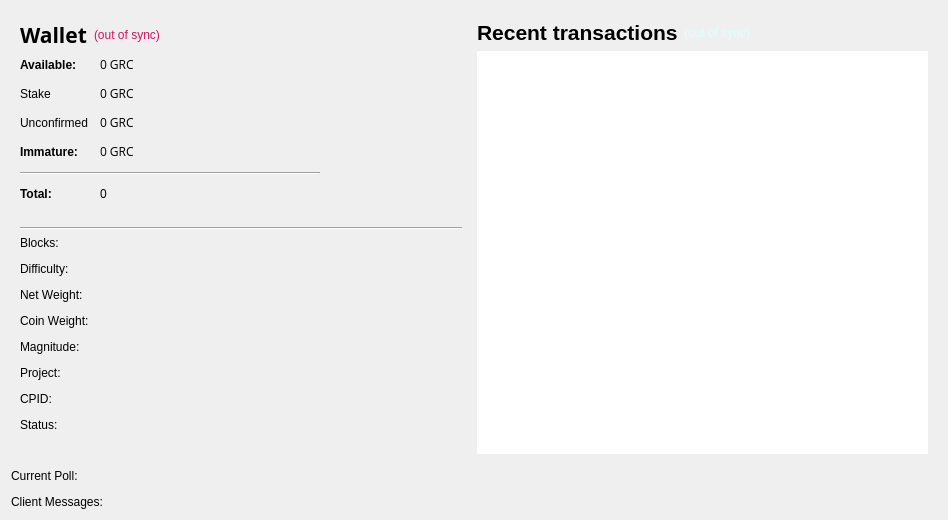
Qt form src/qt/forms/overviewpage.ui (gridcoin-community/Gridcoin-Research) before a commit.
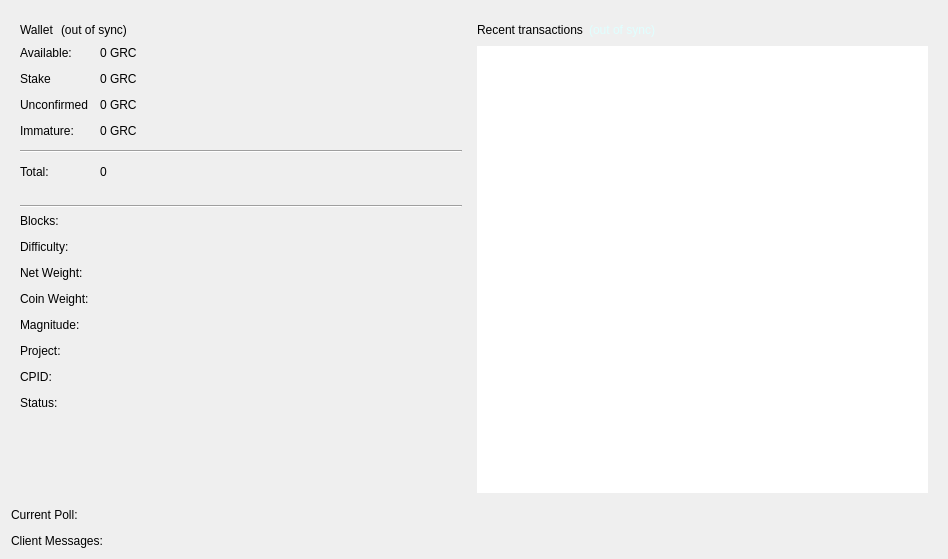
The same form after that commit.

```diff
--- a/src/qt/forms/overviewpage.ui
+++ b/src/qt/forms/overviewpage.ui
@@ -7,7 +7,7 @@
     <x>0</x>
     <y>0</y>
     <width>948</width>
-    <height>520</height>
+    <height>559</height>
    </rect>
   </property>
   <property name="sizePolicy">
@@ -66,15 +66,7 @@
              <number>7</number>
             </property>
             <item>
-             <widget class="QLabel" name="label_5">
-              <property name="font">
-               <font>
-                <family>Open Sans,sans-serif</family>
-                <pointsize>16</pointsize>
-                <weight>75</weight>
-                <bold>true</bold>
-               </font>
-              </property>
+             <widget class="QLabel" name="labelOverviewWallet">
               <property name="text">
                <string>Wallet</string>
               </property>
@@ -88,9 +80,6 @@
               <property name="toolTip">
                <string>The displayed information may be out of date. Your wallet automatically synchronizes with the Gridcoin network after a connection is established, but this process has not completed yet.</string>
               </property>
-              <property name="styleSheet">
-               <string notr="true">color: #d31360;</string>
-              </property>
               <property name="text">
                <string notr="true">(out of sync)</string>
               </property>
@@ -126,13 +115,7 @@
              <number>12</number>
             </property>
             <item row="0" column="0">
-             <widget class="QLabel" name="label">
-              <property name="font">
-               <font>
-                <weight>75</weight>
-                <bold>true</bold>
-               </font>
-              </property>
+             <widget class="QLabel" name="labelAvailable">
               <property name="text">
                <string>Available:</string>
               </property>
@@ -140,11 +123,6 @@
             </item>
             <item row="0" column="1">
              <widget class="QLabel" name="labelBalance">
-              <property name="font">
-               <font>
-                <family>Open Sans,sans-serif</family>
-               </font>
-              </property>
               <property name="cursor">
                <cursorShape>IBeamCursor</cursorShape>
               </property>
@@ -168,11 +146,6 @@
             </item>
             <item row="1" column="1">
              <widget class="QLabel" name="labelStake">
-              <property name="font">
-               <font>
-                <family>Open Sans,sans-serif</family>
-               </font>
-              </property>
               <property name="cursor">
                <cursorShape>IBeamCursor</cursorShape>
               </property>
@@ -196,11 +169,6 @@
             </item>
             <item row="2" column="1">
              <widget class="QLabel" name="labelUnconfirmed">
-              <property name="font">
-               <font>
-                <family>Open Sans,sans-serif</family>
-               </font>
-              </property>
               <property name="cursor">
                <cursorShape>IBeamCursor</cursorShape>
               </property>
@@ -217,12 +185,6 @@
             </item>
             <item row="3" column="0">
              <widget class="QLabel" name="labelImmatureText">
-              <property name="font">
-               <font>
-                <weight>75</weight>
-                <bold>true</bold>
-               </font>
-              </property>
               <property name="text">
                <string>Immature:</string>
               </property>
@@ -230,11 +192,6 @@
             </item>
             <item row="3" column="1">
              <widget class="QLabel" name="labelImmature">
-              <property name="font">
-               <font>
-                <family>Open Sans,sans-serif</family>
-               </font>
-              </property>
               <property name="toolTip">
                <string>Total mined coins that have not yet matured.</string>
               </property>
@@ -250,13 +207,13 @@
              <widget class="Line" name="line">
               <property name="sizePolicy">
                <sizepolicy hsizetype="MinimumExpanding" vsizetype="Fixed">
-                <horstretch>140</horstretch>
+                <horstretch>0</horstretch>
                 <verstretch>0</verstretch>
                </sizepolicy>
               </property>
               <property name="maximumSize">
                <size>
-                <width>300</width>
+                <width>16777215</width>
                 <height>16777215</height>
                </size>
               </property>
@@ -266,13 +223,7 @@
              </widget>
             </item>
             <item row="5" column="0">
-             <widget class="QLabel" name="label_6">
-              <property name="font">
-               <font>
-                <weight>75</weight>
-                <bold>true</bold>
-               </font>
-              </property>
+             <widget class="QLabel" name="labelTotalBalance">
               <property name="text">
                <string>Total:</string>
               </property>
@@ -525,13 +476,6 @@
                 <height>0</height>
                </size>
               </property>
-              <property name="font">
-               <font>
-                <pointsize>16</pointsize>
-                <weight>75</weight>
-                <bold>true</bold>
-               </font>
-              </property>
               <property name="text">
                <string>Recent transactions</string>
               </property>
```
Left out of the diff: 2 changed lines with no effect on the pictures.
